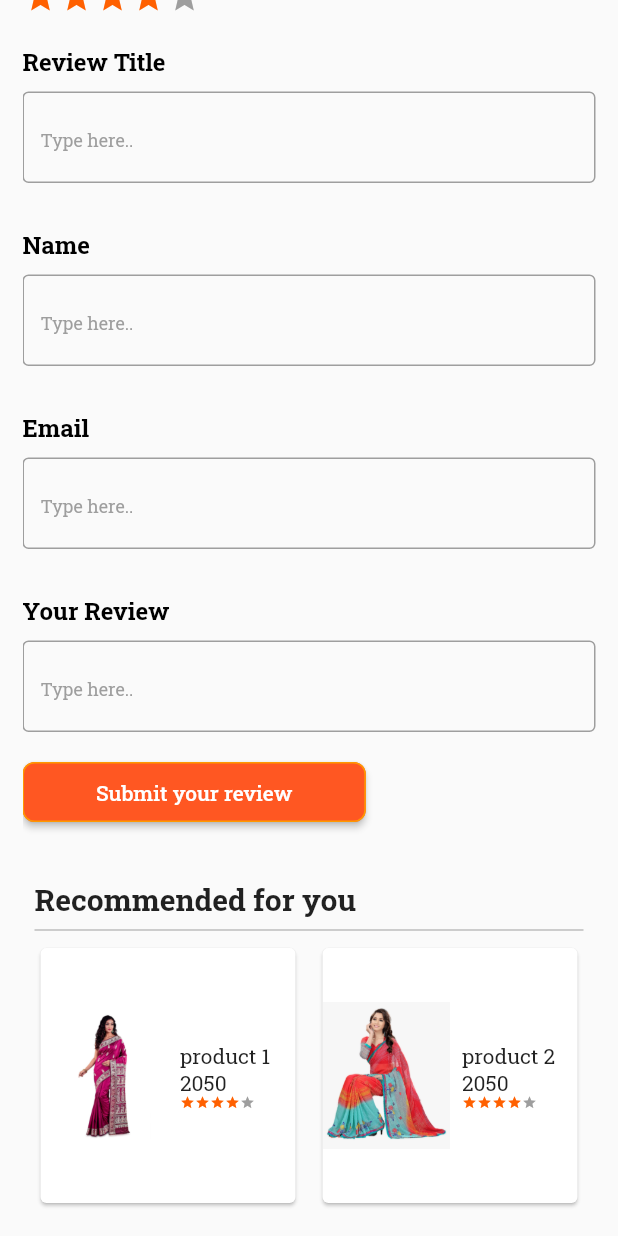
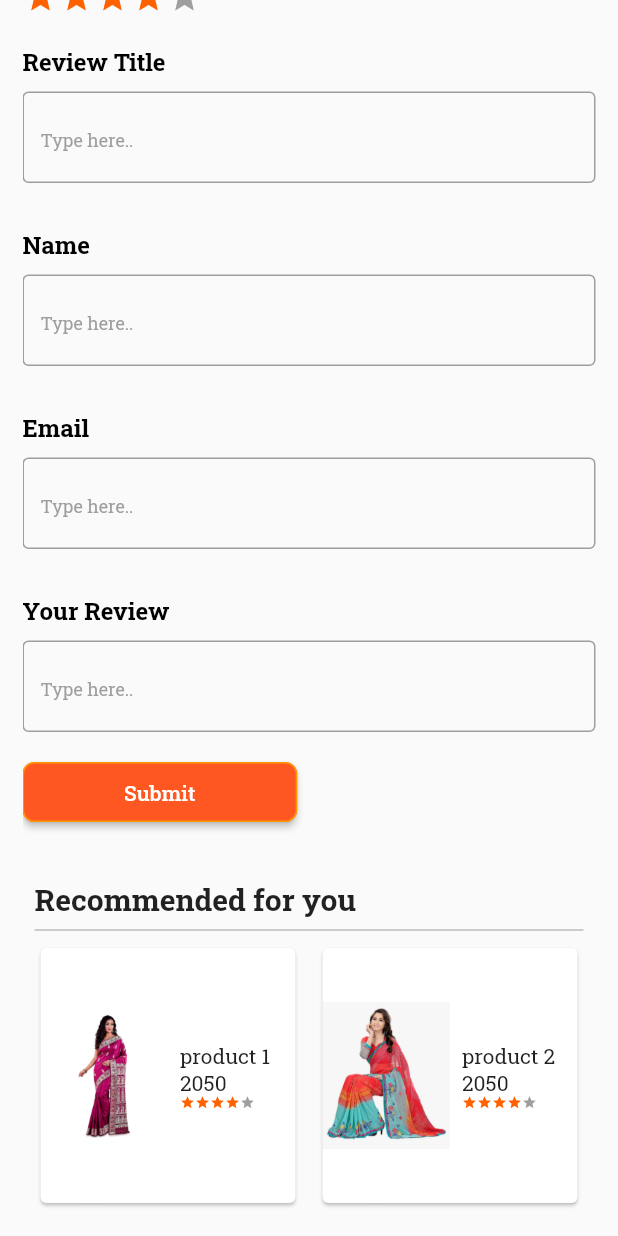
Before and after one commit to excelitai-gunjon/classy-ecom-ui-test-1, a Flutter app: the ProductDetail widget shown alone on an empty page, opened directly, scrolled down 1152 dp, on a phone screen of 412 x 824 dp. Run offline on Flutter 3.47's test engine with Material 2 defaults, Android fonts, the phone set to English and light mode, and no system bars; our stand-ins replace carousel_slider, country_code_picker, dotted_border, flutter_image_slideshow, flutter_screenutil, font_awesome_flutter and 2 more.

Commit message:
mostofa edited 11th

```diff
--- a/lib/view/product_details/product_detail_page.dart
+++ b/lib/view/product_details/product_detail_page.dart
@@ -816,11 +816,11 @@ class _ProductDetailState extends State<ProductDetail> with SingleTickerProvider
 
 
                             Container(
-                              width: 200.w,
+                              width: 160.w,
                               height: 40,
                               child: ElevatedButton(
                                 onPressed: (){},
-                                child: Text('Submit your review'),
+                                child: Text('Submit'),
                                 style: ElevatedButton.styleFrom(
                                     primary: Colors.deepOrange,
                                     onPrimary: Colors.white,
```
